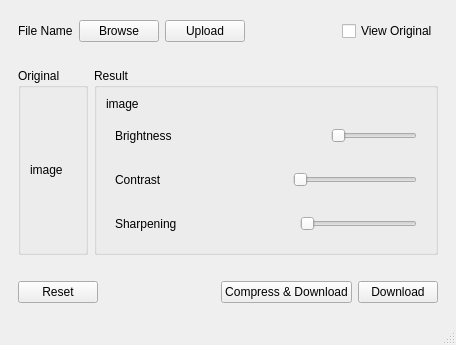
Qt form MainUI.ui (NILDARK/Image-Processing-Tool) before a commit.
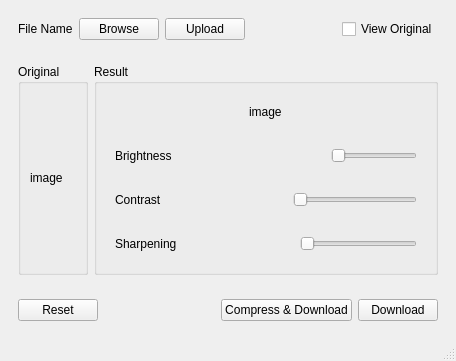
The same form after that commit.

The edit to the form file:
```diff
--- a/MainUI.ui
+++ b/MainUI.ui
@@ -106,10 +106,42 @@
          </property>
          <layout class="QVBoxLayout" name="verticalLayout">
           <item>
-           <widget class="QLabel" name="resultant_image">
-            <property name="text">
-             <string>image</string>
-            </property>
+           <widget class="QWidget" name="widget_7" native="true">
+            <layout class="QHBoxLayout" name="horizontalLayout_8">
+             <item>
+              <spacer name="horizontalSpacer_6">
+               <property name="orientation">
+                <enum>Qt::Horizontal</enum>
+               </property>
+               <property name="sizeHint" stdset="0">
+                <size>
+                 <width>160</width>
+                 <height>20</height>
+                </size>
+               </property>
+              </spacer>
+             </item>
+             <item>
+              <widget class="QLabel" name="resultant_image">
+               <property name="text">
+                <string>image</string>
+               </property>
+              </widget>
+             </item>
+             <item>
+              <spacer name="horizontalSpacer_7">
+               <property name="orientation">
+                <enum>Qt::Horizontal</enum>
+               </property>
+               <property name="sizeHint" stdset="0">
+                <size>
+                 <width>160</width>
+                 <height>20</height>
+                </size>
+               </property>
+              </spacer>
+             </item>
+            </layout>
            </widget>
           </item>
           <item>
```
